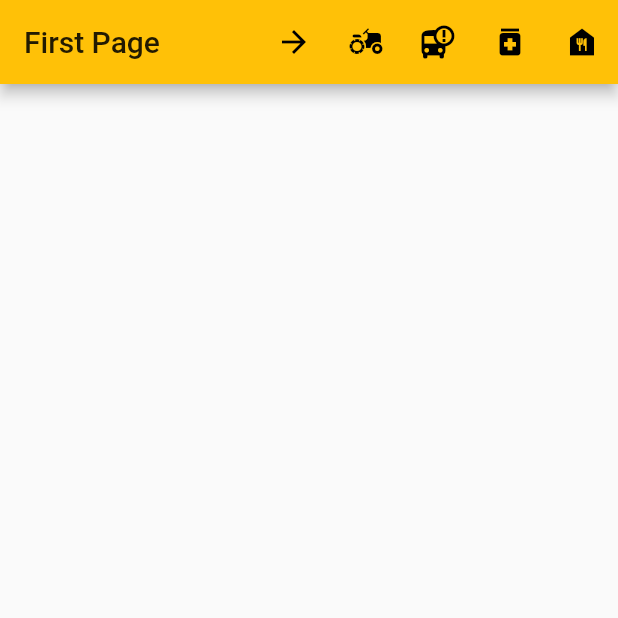
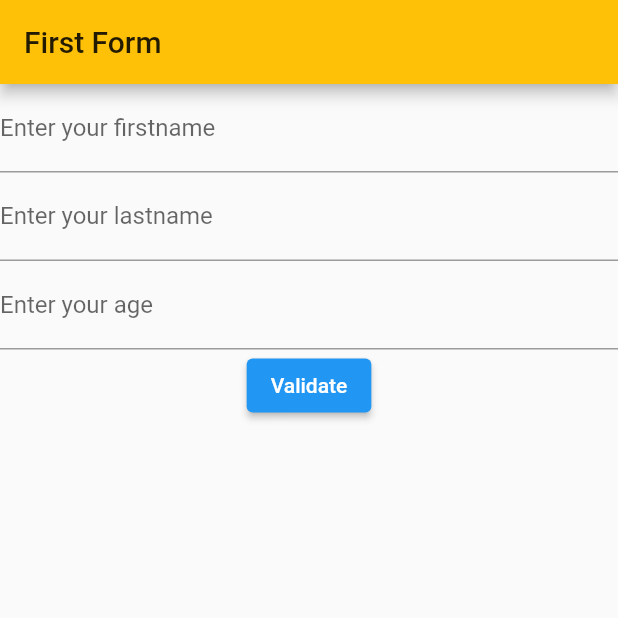
Before and after one commit to is767-1-2021/ganokporn, a Flutter app: the screen it shows after launch, on a phone screen of 412 x 824 dp, the top half of it. Run offline on Flutter 3.47's test engine with Material 2 defaults, Android fonts, the phone set to English and light mode, and no system bars.

Commit message:
GridPage + DynamicMenu + Form + Validator

```diff
--- a/first_app/lib/main.dart
+++ b/first_app/lib/main.dart
@@ -12,13 +12,13 @@
       theme: ThemeData(
         // primarySwatch: Colors.blue,
         primaryColor: Colors.amber,
-        accentColor: Colors.red,
+        accentColor: Colors.yellow,
         textTheme: TextTheme(
           bodyText2: TextStyle(color: Colors.purple),
         ),
       ),
       // home: MyHomePage(title: 'Ganokporn and My POPCAt'),
-      initialRoute: '/first',
+      initialRoute: '/6',
       routes: <String, WidgetBuilder> {
         /* '/': (BuildContext context) {
           return Scaffold(
@@ -31,10 +31,12 @@
           );
         }, */
 
-        '/first': (context) => FirstPage(),
-        '/second': (context) => SecondPage(),
-        '/third': (context) => ThirdPage(),
-        '/fourth': (context) => FourthPage(),
+        '/1': (context) => FirstPage(),
+        '/2': (context) => SecondPage(),
+        '/3': (context) => ThirdPage(),
+        '/4': (context) => FourthPage(),
+        '/5': (context) => FifthPage(),
+        '/6': (context) => SixthPage(),
       }
     ); // MaterialApp
   }
@@ -327,3 +329,128 @@
     );
   }
 }
+
+
+class FifthPage extends StatelessWidget{
+  @override
+  Widget build(BuildContext context) {
+    return Scaffold(
+      appBar: AppBar(
+        title: Text('Grid View'),
+      ), // appBar
+      body: GridView.count(
+        crossAxisCount: 2,
+        children: List.generate(6, (index) {
+        return InkWell(
+          onTap: () {
+            Navigator.pushNamed(context, '/${index+1}');
+            /* ScaffoldMeessenger.of(context).showSnackBar(SnackBar(
+              context: Text('Tap at $index'),
+            )); // SnackBar */
+          },
+          child: Container(
+          margin: EdgeInsets.all(20.0),
+          decoration: BoxDecoration(
+          color: Theme.of(context).accentColor,
+          borderRadius: BorderRadius.circular(8.0),
+          ),
+        child: Center(
+          child: Text(
+            'Page ${index+1}',
+          style: Theme.of(context).textTheme.headline5,
+          ), // Text
+        ),
+          ),
+
+        ); // Center
+     }), // List.generate
+    ), // Grid View
+    ); // Scaffold
+
+  }
+}
+
+class SixthPage extends StatelessWidget {
+  @override
+  Widget build(BuildContext context)  {
+  return Scaffold(
+    appBar: AppBar(
+      title: Text('First Form'),
+    ),
+    body: MyCustomForm(),
+    );
+  }
+}
+
+class MyCustomForm extends StatefulWidget{
+  @override
+  _MyCustomFormState createState() => _MyCustomFormState();
+}
+
+
+class _MyCustomFormState extends State<MyCustomForm> {
+  final _formKey = GlobalKey<FormState>();
+
+  @override
+  Widget build(BuildContext context) {
+    return Form(
+      key: _formKey,
+      child: Column( // เพื่อวางเลย์เอาท์
+         //  mainAxisAlignment: MainAxisAlignment.center,
+        children: [
+              TextFormField(
+                decoration: InputDecoration(
+                  border: UnderlineInputBorder(),
+                  labelText: 'Enter your firstname',
+                ),
+               validator: (value) {
+                 if (value==null || value.isEmpty) {
+                   return 'Please enter something.';
+              }
+              return null;
+            },
+          ), // TextFormField
+
+          TextFormField(
+                decoration: InputDecoration(
+                  border: UnderlineInputBorder(),
+                  labelText: 'Enter your lastname',
+                ),
+               validator: (value) {
+                 if (value==null || value.isEmpty) {
+                   return 'Please enter lastname';
+              }
+              return null;
+            },
+          ),
+           TextFormField(
+                decoration: InputDecoration(
+                  border: UnderlineInputBorder(),
+                  labelText: 'Enter your age',
+                ),
+               validator: (value) {
+                 if (value==null || value.isEmpty) {
+                   return 'Please enter age';
+              }
+              if (int.parse(value) < 18 ) {
+                return 'Please enter valid age' ;
+              }
+              return null;
+            },
+          ),
+
+          ElevatedButton(
+            onPressed: () {
+              if (_formKey.currentState!.validate()) {
+                  ScaffoldMessenger.of(context).showSnackBar(SnackBar(
+                    content: Text('Hoorayyyyy'),
+                  ));
+              }
+            },
+            child: Text('Validate',)
+          ),
+        ],
+      ),
+    );
+  }
+}
```
